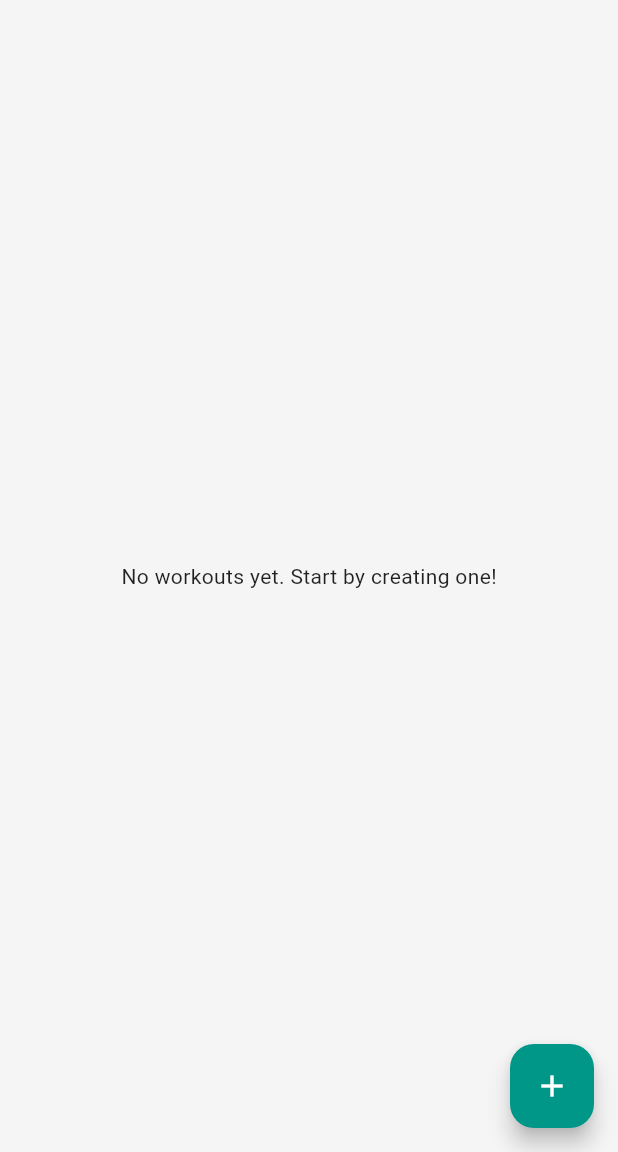
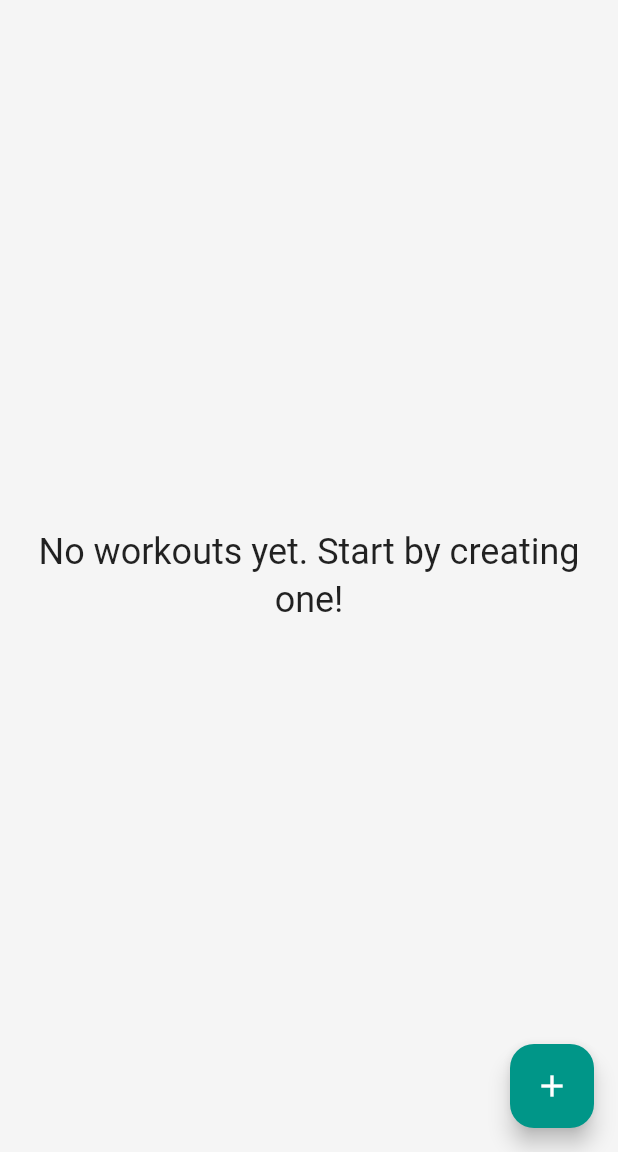
Before and after one commit to youssefbenihoud/flutter-fitnesstrack, a Flutter app: the screen it shows after launch, on a phone screen of 412 x 824 dp, the part 84-1236 px from its top. Run offline on Flutter 3.47's test engine with Material 3 defaults, Android fonts, the phone set to English and light mode, and no system bars; our stand-ins replace bloc, flutter_bloc, hive, hive_flutter; accounts and stored records are empty.

Commit message:
feat: Refine UI elements in home_screen, workout_card, and exercise_card

```diff
--- a/lib/presentation/screens/home_screen.dart
+++ b/lib/presentation/screens/home_screen.dart
@@ -3,7 +3,7 @@ import 'package:flutter_bloc/flutter_bloc.dart';
 import 'package:fittrack_app/business_logic/bloc/workout_bloc.dart';
 import 'package:fittrack_app/presentation/screens/create_workout_screen.dart';
 import 'package:fittrack_app/presentation/screens/settings_screen.dart';
-import 'package:fittrack_app/presentation/screens/workout_screen.dart'; // Import
+import 'package:fittrack_app/presentation/screens/workout_screen.dart';
 import 'package:fittrack_app/presentation/widgets/workout_card.dart';
 
 class HomeScreen extends StatefulWidget {
@@ -25,6 +25,7 @@ class _HomeScreenState extends State<HomeScreen> {
     return Scaffold(
       appBar: AppBar(
         title: const Text('FitTrack'),
+        // Actions automatically styled by AppBarTheme
         actions: [
           IconButton(
             icon: const Icon(Icons.settings),
@@ -44,8 +45,15 @@ class _HomeScreenState extends State<HomeScreen> {
             return const Center(child: CircularProgressIndicator());
           } else if (state is WorkoutLoaded) {
             if (state.workouts.isEmpty) {
-              return const Center(
-                child: Text('No workouts yet. Start by creating one!'),
+              return Padding(
+                padding: const EdgeInsets.all(16.0), // Added padding
+                child: Center(
+                  child: Text(
+                    'No workouts yet. Start by creating one!',
+                    style: Theme.of(context).textTheme.headlineSmall, // Themed text
+                    textAlign: TextAlign.center,
+                  ),
+                ),
               );
             }
             return ListView.builder(
@@ -61,13 +69,12 @@ class _HomeScreenState extends State<HomeScreen> {
                     Navigator.of(context).push(
                       MaterialPageRoute(
                         builder: (_) => CreateWorkoutScreen(
-                          // For now, it's a new workout screen, later can be adapted for edit
-                          // This would typically be an EditWorkoutScreen
+                          // Pass workout for editing
                         ),
                       ),
                     );
                   },
-                  onTap: () { // Add onTap to navigate to WorkoutScreen
+                  onTap: () {
                     Navigator.of(context).push(
                       MaterialPageRoute(
                         builder: (_) => WorkoutScreen(workout: workout),
@@ -78,11 +85,17 @@ class _HomeScreenState extends State<HomeScreen> {
               },
             );
           } else if (state is WorkoutError) {
-            return Center(child: Text('Error: ${state.message}'));
+            return Center(
+              child: Text(
+                'Error: ${state.message}',
+                style: Theme.of(context).textTheme.titleMedium!.copyWith(color: Theme.of(context).colorScheme.error),
+              ),
+            );
           }
           return const Center(child: Text('Unknown state'));
         },
       ),
+      // FloatingActionButton already styled by FloatingActionButtonThemeData
       floatingActionButton: FloatingActionButton(
         onPressed: () {
           Navigator.of(context).push(
```
Also changed, not shown: lib/presentation/widgets/exercise_card.dart (+8 -5 lines), lib/presentation/widgets/workout_card.dart (+14 -10 lines).
